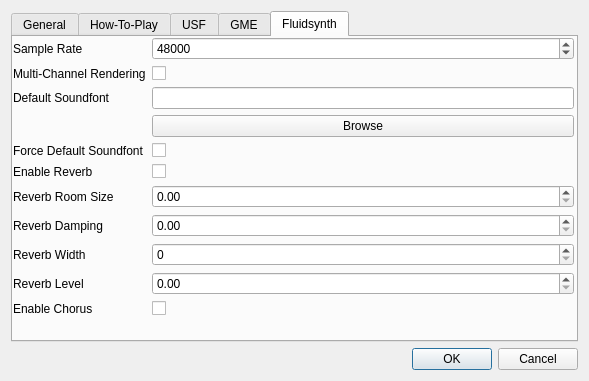
derselbst/ANMP, file gui/configdialog.ui: the form before one commit.
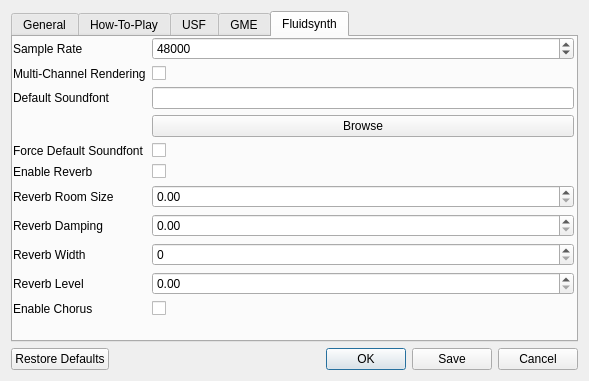
The form after the commit. The open tabs and pages were chosen to show the change.

The edit to the form file:
```diff
--- a/gui/configdialog.ui
+++ b/gui/configdialog.ui
@@ -522,7 +522,10 @@
       <enum>Qt::Horizontal</enum>
      </property>
      <property name="standardButtons">
-      <set>QDialogButtonBox::Cancel|QDialogButtonBox::Ok</set>
+      <set>QDialogButtonBox::Cancel|QDialogButtonBox::Ok|QDialogButtonBox::RestoreDefaults|QDialogButtonBox::Save</set>
+     </property>
+     <property name="centerButtons">
+      <bool>false</bool>
      </property>
     </widget>
    </item>
```
Left out of the diff: 2 changed lines with no effect on the pictures.
